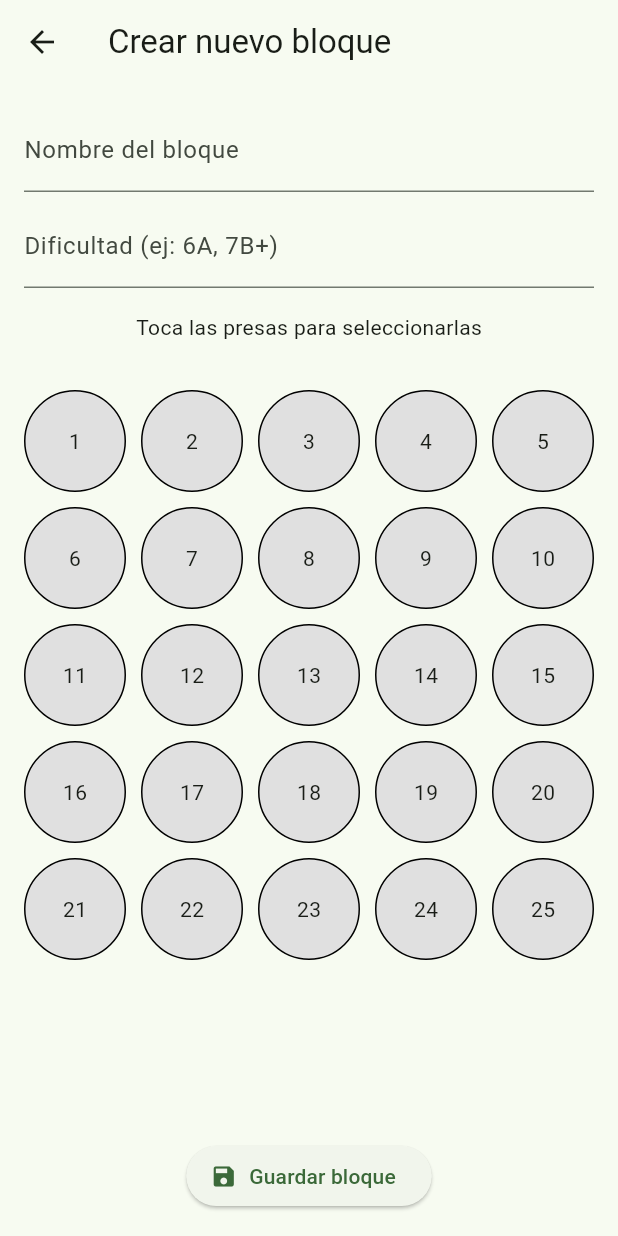
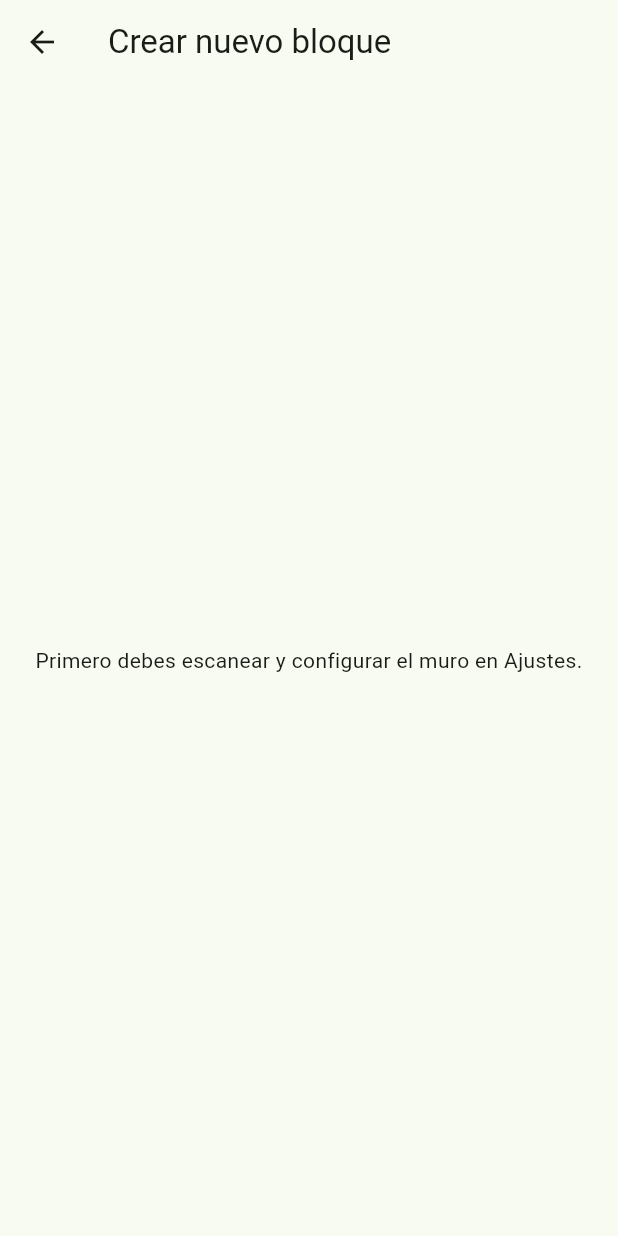
Before and after one commit to NuriaGauchia/climbing_led_app, a Flutter app: the CreateRoutePage screen opened by its route, on a phone screen of 412 x 824 dp. Run offline on Flutter 3.47's test engine with Material 3 defaults, Android fonts, the phone set to English and light mode, and no system bars; our stand-ins replace shared_preferences; accounts and stored records are empty.

Commit message:
Integrado sistema de escaneo y configuración de muro con guardado persistente y uso en creación de bloques

```diff
--- /dev/null
+++ b/lib/models/wall_config_model.dart
@@ -0,0 +1,23 @@
+class WallConfig {
+  final int rows;
+  final int cols;
+  final List<int> activeCells;
+
+  WallConfig({
+    required this.rows,
+    required this.cols,
+    required this.activeCells,
+  });
+
+  Map<String, dynamic> toJson() => {
+        'rows': rows,
+        'cols': cols,
+        'activeCells': activeCells,
+      };
+
+  factory WallConfig.fromJson(Map<String, dynamic> json) => WallConfig(
+        rows: json['rows'],
+        cols: json['cols'],
+        activeCells: List<int>.from(json['activeCells']),
+      );
+}
--- a/lib/pages/create_route_page.dart
+++ b/lib/pages/create_route_page.dart
@@ -1,6 +1,8 @@
 import 'package:flutter/material.dart';
 import '../models/route_model.dart';
+import '../models/wall_config_model.dart';
 import '../services/route_storage_service.dart';
+import '../services/wall_config_service.dart';
 
 class CreateRoutePage extends StatefulWidget {
   const CreateRoutePage({super.key});
@@ -13,6 +15,21 @@ class _CreateRoutePageState extends State<CreateRoutePage> {
   final Set<int> selectedHolds = {};
   final TextEditingController nameController = TextEditingController();
   final TextEditingController gradeController = TextEditingController();
+
+  WallConfig? wallConfig;
+  bool isLoading = true;
+
+  @override
+  void initState() {
+    super.initState();
+    Future.delayed(Duration.zero, () async {
+      final config = await WallConfigService.loadConfig();
+      setState(() {
+        wallConfig = config;
+        isLoading = false;
+      });
+    });
+  }
 
   void toggleHold(int index) {
     setState(() {
@@ -44,13 +61,46 @@ class _CreateRoutePageState extends State<CreateRoutePage> {
       const SnackBar(content: Text("Bloque guardado")),
     );
 
-    Navigator.pop(context); // volver a la lista
+    Navigator.pop(context);
   }
 
   @override
   Widget build(BuildContext context) {
+    if (isLoading) {
+      return const Scaffold(
+        body: Center(child: CircularProgressIndicator()),
+      );
+    }
+
+    if (wallConfig == null) {
+      return Scaffold(
+        appBar: AppBar(
+          title: const Text('Crear nuevo bloque'),
+          leading: IconButton(
+            icon: const Icon(Icons.arrow_back),
+            onPressed: () => Navigator.pop(context),
+          ),
+        ),
+        body: const Center(
+          child: Text(
+            'Primero debes escanear y configurar el muro en Ajustes.',
+            textAlign: TextAlign.center,
+          ),
+        ),
+      );
+    }
+
+    final totalCells = wallConfig!.rows * wallConfig!.cols;
+    final activeCells = wallConfig!.activeCells;
+
     return Scaffold(
-      appBar: AppBar(title: const Text('Crear nuevo bloque')),
+      appBar: AppBar(
+        title: const Text('Crear nuevo bloque'),
+        leading: IconButton(
+          icon: const Icon(Icons.arrow_back),
+          onPressed: () => Navigator.pop(context),
+        ),
+      ),
       body: Column(
         children: [
           Padding(
@@ -67,21 +117,27 @@ class _CreateRoutePageState extends State<CreateRoutePage> {
                   decoration: const InputDecoration(labelText: 'Dificultad (ej: 6A, 7B+)'),
                 ),
                 const SizedBox(height: 16),
-                const Text('Toca las presas para seleccionarlas'),
+                const Text('Toca las presas activas para seleccionarlas'),
               ],
             ),
           ),
           Expanded(
             child: GridView.builder(
               padding: const EdgeInsets.all(16),
-              gridDelegate: const SliverGridDelegateWithFixedCrossAxisCount(
-                crossAxisCount: 5,
+              gridDelegate: SliverGridDelegateWithFixedCrossAxisCount(
+                crossAxisCount: wallConfig!.cols,
                 mainAxisSpacing: 10,
                 crossAxisSpacing: 10,
               ),
-              itemCount: 25,
+              itemCount: totalCells,
               itemBuilder: (context, index) {
+                final isAvailable = activeCells.contains(index);
                 final isSelected = selectedHolds.contains(index);
+
+                if (!isAvailable) {
+                  return const SizedBox.shrink(); // No mostrar presas sin LED
+                }
+
                 return GestureDetector(
                   onTap: () => toggleHold(index),
                   child: Container(
--- a/lib/pages/scan_wall_page.dart
+++ b/lib/pages/scan_wall_page.dart
@@ -1,4 +1,6 @@
 import 'package:flutter/material.dart';
+import '../models/wall_config_model.dart';
+import '../services/wall_config_service.dart';
 
 class ScanWallPage extends StatefulWidget {
   const ScanWallPage({super.key});
@@ -28,6 +30,22 @@ class _ScanWallPageState extends State<ScanWallPage> {
     }
   }
 
+  Future<void> saveWallConfig() async {
+    final config = WallConfig(
+      rows: numRows,
+      cols: numCols,
+      activeCells: activeCells.toList(),
+    );
+
+    await WallConfigService.saveConfig(config);
+
+    ScaffoldMessenger.of(context).showSnackBar(
+      const SnackBar(content: Text('Muro guardado')),
+    );
+
+    Navigator.pop(context);
+  }
+
   void toggleCell(int index) {
     setState(() {
       if (activeCells.contains(index)) {
@@ -36,17 +54,6 @@ class _ScanWallPageState extends State<ScanWallPage> {
         activeCells.add(index);
       }
     });
-  }
-
-  void saveWallConfig() {
-    // Aquí puedes guardar en SharedPreferences o Firebase
-    print('Guardando muro: $numRows x $numCols');
-    print('Presas con LED: $activeCells');
-
-    ScaffoldMessenger.of(context).showSnackBar(
-      const SnackBar(content: Text('Muro guardado')),
-    );
-    Navigator.pop(context);
   }
 
   @override
--- /dev/null
+++ b/lib/services/wall_config_service.dart
@@ -0,0 +1,21 @@
+import 'dart:convert';
+import 'package:shared_preferences/shared_preferences.dart';
+import '../models/wall_config_model.dart';
+
+class WallConfigService {
+  static const String key = 'wall_config';
+
+  static Future<void> saveConfig(WallConfig config) async {
+    final prefs = await SharedPreferences.getInstance();
+    final jsonStr = json.encode(config.toJson());
+    await prefs.setString(key, jsonStr);
+  }
+
+  static Future<WallConfig?> loadConfig() async {
+    final prefs = await SharedPreferences.getInstance();
+    final jsonStr = prefs.getString(key);
+    if (jsonStr == null) return null;
+    final jsonMap = json.decode(jsonStr);
+    return WallConfig.fromJson(jsonMap);
+  }
+}
```
